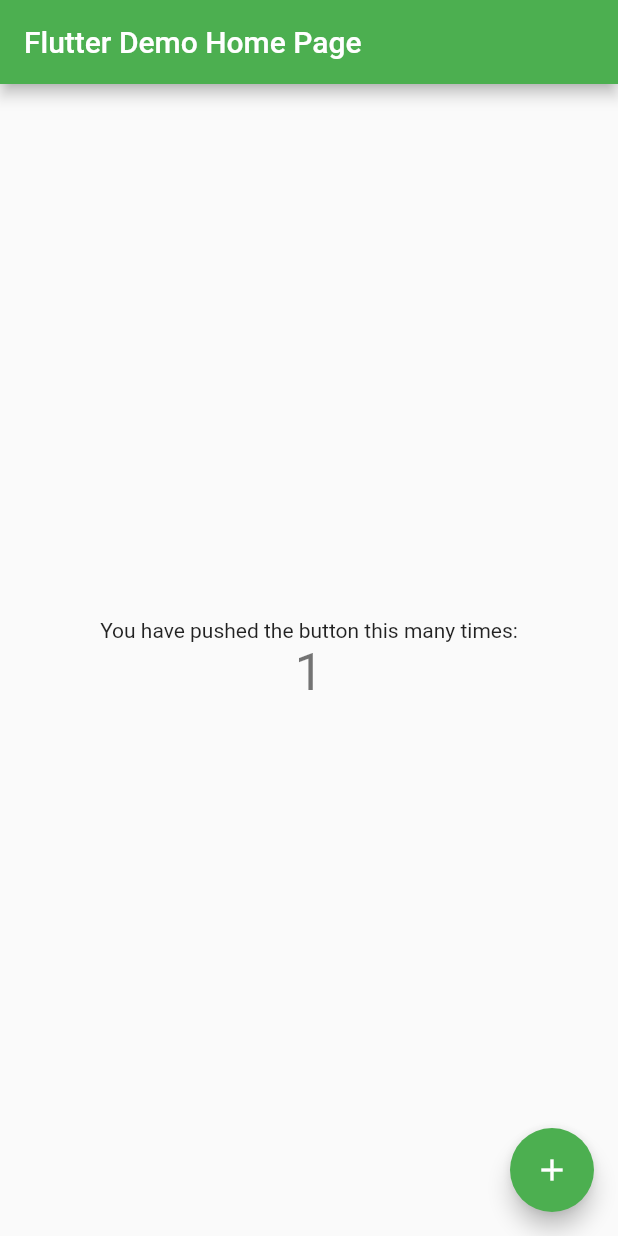
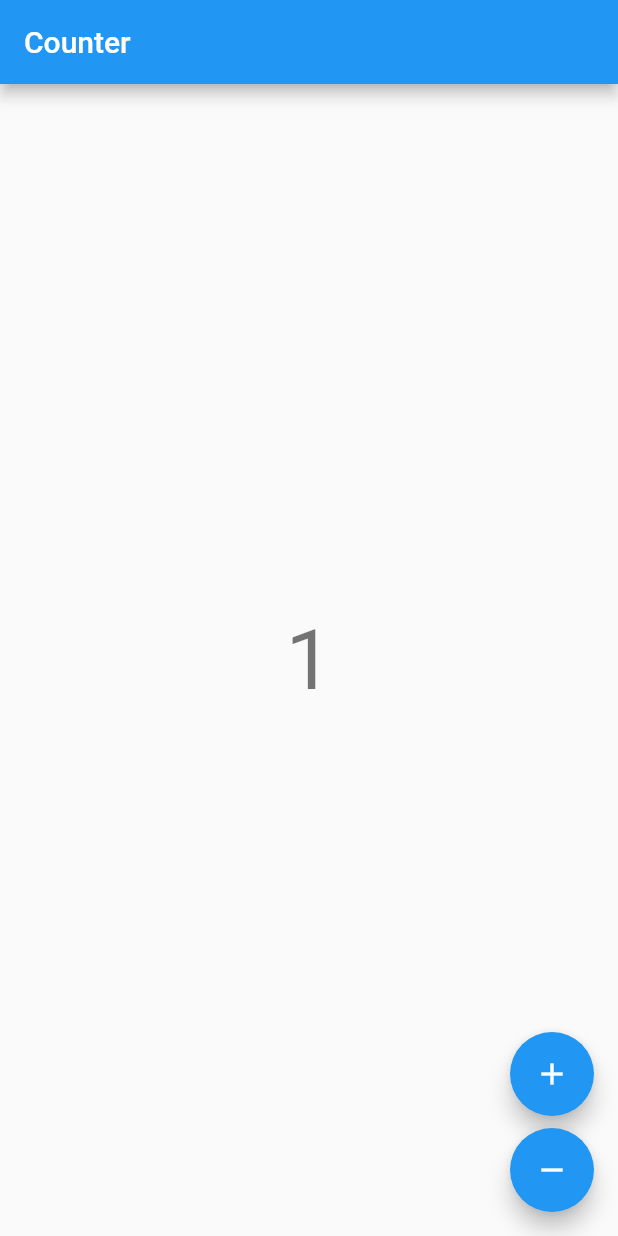
Before and after one commit to bogdanenedoghitoiu/foodix, a Flutter app: the screen it shows after launch, after a tap on the "add" icon, on a phone screen of 412 x 824 dp. Run offline on Flutter 3.47's test engine with Material 2 defaults, Android fonts, the phone set to English and light mode, and no system bars; our stand-ins replace flutter_bloc.

```diff
--- a/lib/app/foodix_app.dart
+++ b/lib/app/foodix_app.dart
@@ -2,17 +2,6 @@ import 'package:flutter/cupertino.dart';
 import 'package:flutter/material.dart';
 import 'package:foodix/ui/home/home_page.dart';
 
-class FoodixApp extends StatelessWidget {
-  // This widget is the root of your application.
-  @override
-  Widget build(BuildContext context) {
-    return MaterialApp(
-      title: 'Flutter Demo',
-      theme: ThemeData(
-        primarySwatch: Colors.green,
-        visualDensity: VisualDensity.adaptivePlatformDensity,
-      ),
-      home: HomePage(title: 'Flutter Demo Home Page'),
-    );
-  }
+class FoodixApp extends MaterialApp {
+  const FoodixApp({Key key}) : super(key: key, home: const HomePage());
 }
--- /dev/null
+++ b/lib/counter/counter.dart
@@ -0,0 +1,2 @@
+export 'cubit/counter_cubit.dart';
+export 'package:foodix/ui/home/home_page.dart';
--- /dev/null
+++ b/lib/counter/cubit/counter_cubit.dart
@@ -0,0 +1,8 @@
+import 'package:flutter_bloc/flutter_bloc.dart';
+
+class CounterCubit extends Cubit<int> {
+  CounterCubit() : super(0);
+
+  void increment() => emit(state + 1);
+  void decrement() => emit(state - 1);
+}
--- /dev/null
+++ b/lib/counter_observer.dart
@@ -0,0 +1,11 @@
+import 'package:flutter_bloc/flutter_bloc.dart';
+
+class CounterObserver extends BlocObserver {
+
+  @override
+  void onChange(Cubit cubit, Change change) {
+    print('${cubit.runtimeType} $change');
+    super.onChange(cubit, change);
+  }
+
+}
--- a/lib/main.dart
+++ b/lib/main.dart
@@ -1,6 +1,10 @@
 import 'package:flutter/material.dart';
+import 'package:flutter_bloc/flutter_bloc.dart';
 import 'package:foodix/app/foodix_app.dart';
+import 'package:foodix/counter_observer.dart';
 
 void main() {
-  runApp(FoodixApp());
+  Bloc.observer = CounterObserver();
+
+  runApp(const FoodixApp());
 }
--- a/lib/ui/home/home_page.dart
+++ b/lib/ui/home/home_page.dart
@@ -1,48 +1,17 @@
 import 'package:flutter/material.dart';
+import 'package:flutter_bloc/flutter_bloc.dart';
+import 'package:foodix/counter/cubit/counter_cubit.dart';
 
-class HomePage extends StatefulWidget {
-  HomePage({Key key, this.title}) : super(key: key);
+import 'home_view.dart';
 
-  final String title;
-
-  @override
-  _HomePageState createState() => _HomePageState();
-}
-
-class _HomePageState extends State<HomePage> {
-  int _counter = 0;
-
-  void _incrementCounter() {
-    setState(() {
-      _counter++;
-    });
-  }
+class HomePage extends StatelessWidget {
+  const HomePage({Key key}) : super(key: key);
 
   @override
   Widget build(BuildContext context) {
-    return Scaffold(
-      appBar: AppBar(
-        title: Text(widget.title),
-      ),
-      body: Center(
-        child: Column(
-          mainAxisAlignment: MainAxisAlignment.center,
-          children: <Widget>[
-            Text(
-              'You have pushed the button this many times:',
-            ),
-            Text(
-              '$_counter',
-              style: Theme.of(context).textTheme.headline4,
-            ),
-          ],
-        ),
-      ),
-      floatingActionButton: FloatingActionButton(
-        onPressed: _incrementCounter,
-        tooltip: 'Increment',
-        child: Icon(Icons.add),
-      ), // This trailing comma makes auto-formatting nicer for build methods.
+    return BlocProvider(
+      create: (_) => CounterCubit(),
+      child: HomeView(),
     );
   }
 }
--- /dev/null
+++ b/lib/ui/home/home_view.dart
@@ -0,0 +1,43 @@
+import 'package:flutter/cupertino.dart';
+import 'package:flutter/material.dart';
+import 'package:flutter_bloc/flutter_bloc.dart';
+import 'package:foodix/counter/cubit/counter_cubit.dart';
+
+class HomeView extends StatelessWidget {
+
+  @override
+  Widget build(BuildContext context) {
+    final textTheme = Theme.of(context).textTheme;
+
+    return Scaffold(
+      appBar: AppBar(
+        title: const Text('Counter'),
+      ),
+      body: Center(
+        child: BlocBuilder<CounterCubit, int>(
+            builder: (context, state) {
+              return Text('$state', style: textTheme.headline2);
+            }
+        ),
+      ),
+      floatingActionButton: Column(
+        mainAxisAlignment: MainAxisAlignment.end,
+        crossAxisAlignment: CrossAxisAlignment.end,
+        children: <Widget> [
+          FloatingActionButton(
+            key: const Key('homeView_increment_floatingActionButton'),
+            onPressed: () => context.bloc<CounterCubit>().increment(),
+            child: const Icon(Icons.add),
+          ),
+          const SizedBox(height: 8),
+          FloatingActionButton(
+            key: const Key('homeView_decrement_floatingActionButton'),
+            onPressed: () => context.bloc<CounterCubit>().decrement(),
+            child: const Icon(Icons.remove),
+          ),
+        ],
+      ),
+    );
+  }
+
+}
--- a/pubspec.yaml
+++ b/pubspec.yaml
@@ -28,10 +28,13 @@ dependencies:
   # The following adds the Cupertino Icons font to your application.
   # Use with the CupertinoIcons class for iOS style icons.
   cupertino_icons: ^0.1.3
+  flutter_bloc: ^6.0.4
 
 dev_dependencies:
   flutter_test:
     sdk: flutter
+  bloc_test: ^7.0.0
+  mockito: ^4.0.0
 
 # For information on the generic Dart part of this file, see the
 # following page: https://dart.dev/tools/pub/pubspec
```
Also changed, not shown: pubspec.lock.
